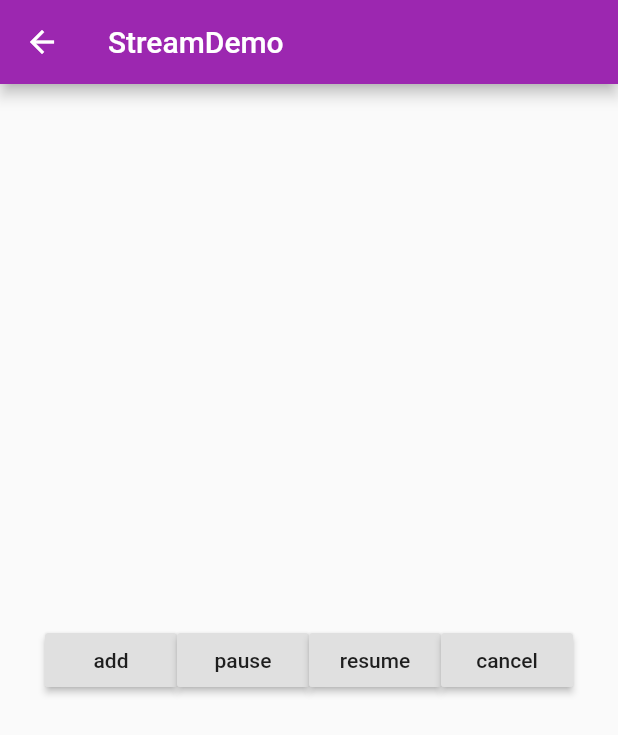
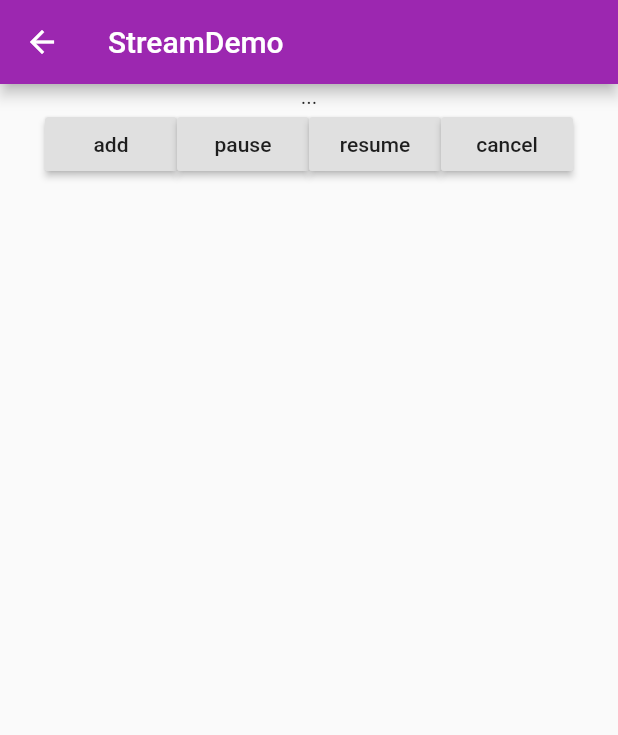
Before and after one commit to livesxu/FlutterSome, a Flutter app: the screen it shows after launch, after a tap on "resume", on a phone screen of 412 x 824 dp. Shown: the top 735 px of the screen. Run offline on Flutter 3.47's test engine with Material 2 defaults, Android fonts, the phone set to English and light mode, and no system bars.

```diff
--- a/test_app/lib/Mine/StreamDemo.dart
+++ b/test_app/lib/Mine/StreamDemo.dart
@@ -35,6 +35,9 @@ class StreamDemoExampleState extends State<StreamDemoExample> {
 
   StreamSubscription _streamSubscripthon;
   StreamController<String> _streamController;
+  StreamSink<String> _sink;
+
+  String _data = "...";
 
   @override
   void dispose() {
@@ -49,9 +52,13 @@ class StreamDemoExampleState extends State<StreamDemoExample> {
 
 //    Stream<String> _streamDemo = Stream.fromFuture(delayData());
 
-    _streamController = StreamController<String>();
+    _streamController = StreamController.broadcast();
+
+    _sink = _streamController.sink;
 
     _streamSubscripthon = _streamController.stream.listen(onDataAction,onError: onErrorAction,onDone: onDoneAction,cancelOnError: false,);
+
+    _streamController.stream.listen(onDataTwoAction,onError: onErrorAction,onDone: onDoneAction,cancelOnError: false,);
   }
 
   Future<String> delayData () async {
@@ -67,13 +74,22 @@ class StreamDemoExampleState extends State<StreamDemoExample> {
 
     String data = await delayData();
 
-    _streamController.add(data);
-
+//    _streamController.add(data);
+    _sink.add(data);
   }
 
   void onDataAction (String string){
 
+    setState(() {
+      _data = string;
+    });
     print(string);
+  }
+
+  void onDataTwoAction (String string){
+
+
+    print("twoAction:$string");
   }
 
   void onErrorAction (error) {
@@ -92,12 +108,17 @@ class StreamDemoExampleState extends State<StreamDemoExample> {
   Widget build(BuildContext context) {
     // TODO: implement build
     return Center(
-      child: Row(mainAxisAlignment: MainAxisAlignment.center,children: <Widget>[
-        RaisedButton(onPressed: (){addData();}, child: Text("add")),//添加
-        RaisedButton(onPressed: (){_streamSubscripthon.pause();print("pause");}, child: Text("pause")),//暂停
-        RaisedButton(onPressed: (){_streamSubscripthon.resume();print("resume");}, child: Text("resume")),//恢复
-        RaisedButton(onPressed: (){_streamSubscripthon.cancel();print("cancel");}, child: Text("cancel")),//取消
-      ],),
+      child: Column(
+        children: <Widget>[
+          Text(_data),
+          Row(mainAxisAlignment: MainAxisAlignment.center,children: <Widget>[
+            RaisedButton(onPressed: (){addData();}, child: Text("add")),//添加
+            RaisedButton(onPressed: (){_streamSubscripthon.pause();print("pause");}, child: Text("pause")),//暂停
+            RaisedButton(onPressed: (){_streamSubscripthon.resume();print("resume");}, child: Text("resume")),//恢复
+            RaisedButton(onPressed: (){_streamSubscripthon.cancel();print("cancel");}, child: Text("cancel")),//取消
+          ],),
+        ],
+      )
     );
   }
 }
```
